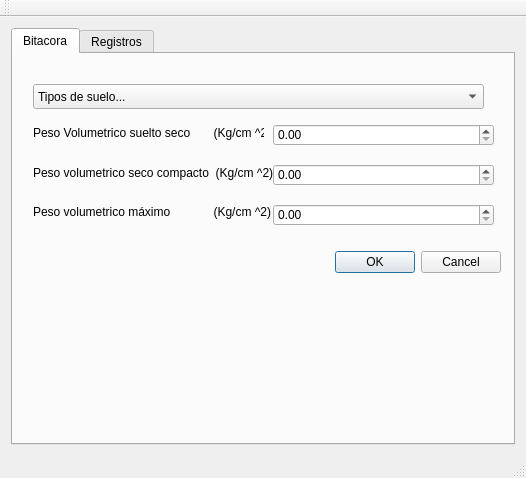
lumartch/Proyecto_Tuneladora, file maintuneladorawindow.ui: the form before one commit.
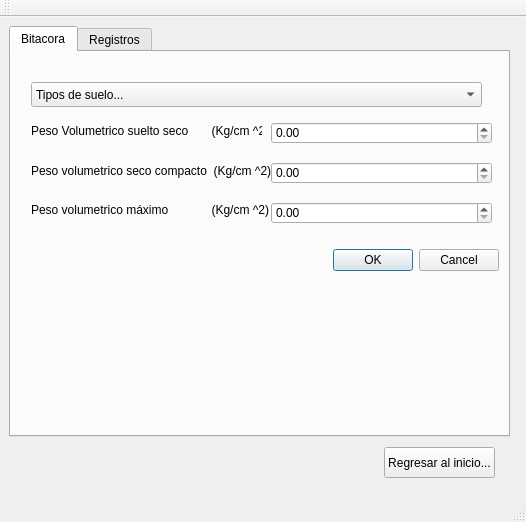
The form after the commit.

Diff of the .ui file:
```diff
--- a/maintuneladorawindow.ui
+++ b/maintuneladorawindow.ui
@@ -7,16 +7,22 @@
     <x>0</x>
     <y>0</y>
     <width>526</width>
-    <height>478</height>
+    <height>522</height>
    </rect>
   </property>
   <property name="windowTitle">
    <string>Administración de datos - Tuneladora</string>
   </property>
   <widget class="QWidget" name="centralWidget">
-   <layout class="QGridLayout" name="gridLayout">
-    <item row="0" column="0">
      <widget class="QTabWidget" name="bitacoraTabs">
+    <property name="geometry">
+     <rect>
+      <x>9</x>
+      <y>9</y>
+      <width>501</width>
+      <height>411</height>
+     </rect>
+    </property>
       <property name="currentIndex">
        <number>0</number>
       </property>
@@ -339,8 +345,19 @@
        </widget>
       </widget>
      </widget>
-    </item>
-   </layout>
+   <widget class="QPushButton" name="regresarPB">
+    <property name="geometry">
+     <rect>
+      <x>384</x>
+      <y>430</y>
+      <width>111</width>
+      <height>31</height>
+     </rect>
+    </property>
+    <property name="text">
+     <string>Regresar al inicio...</string>
+    </property>
+   </widget>
   </widget>
   <widget class="QMenuBar" name="menuBar">
    <property name="geometry">
```
Lines whose indentation alone changed are shown as unchanged.
